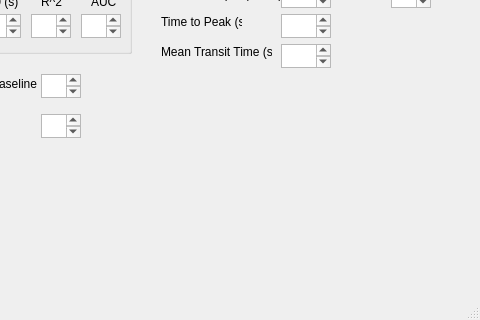
ogdenk/COCalculator, file Cocalc_mainwindow.ui: the form before one commit; both pictures show x 319 to 799 and y 446 to 766 of the 799 by 766 pixel window.
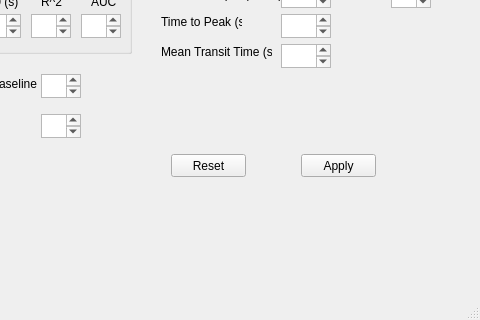
The form after the commit. Custom widgets are drawn as their Qt base class.

What changed in the file:
```diff
--- a/Cocalc_mainwindow.ui
+++ b/Cocalc_mainwindow.ui
@@ -443,6 +443,32 @@
      <bool>false</bool>
     </property>
    </widget>
+   <widget class="QPushButton" name="reset">
+    <property name="geometry">
+     <rect>
+      <x>490</x>
+      <y>600</y>
+      <width>75</width>
+      <height>23</height>
+     </rect>
+    </property>
+    <property name="text">
+     <string>Reset</string>
+    </property>
+   </widget>
+   <widget class="QPushButton" name="apply">
+    <property name="geometry">
+     <rect>
+      <x>620</x>
+      <y>600</y>
+      <width>75</width>
+      <height>23</height>
+     </rect>
+    </property>
+    <property name="text">
+     <string>Apply</string>
+    </property>
+   </widget>
   </widget>
   <widget class="QMenuBar" name="menubar">
    <property name="geometry">
```
